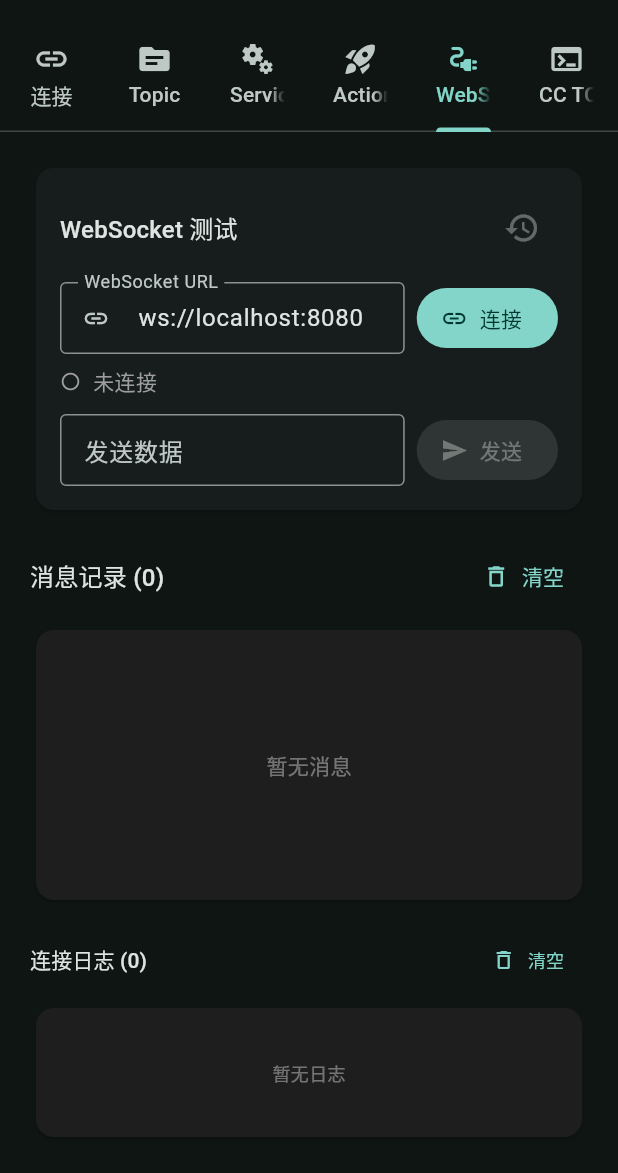
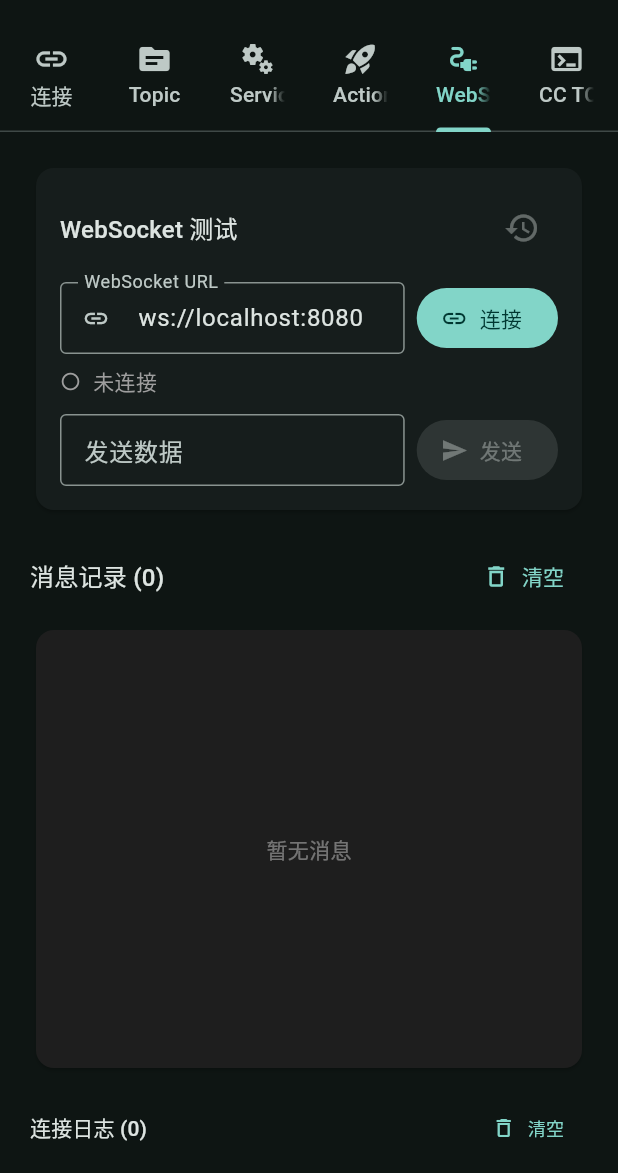
Before and after one commit to zhaaimin/ros2_web_client, a Flutter app: the screen it shows after launch, tab 5 chosen, on a phone screen of 412 x 824 dp, the part 63-1236 px from its top. Run offline on Flutter 3.47's test engine with Material 3 defaults, Android fonts, the light colour scheme and no system bars; our stand-ins replace shared_preferences.

Commit message:
所有Tab页面支持上下滚动

```diff
--- a/lib/screens/action_tab.dart
+++ b/lib/screens/action_tab.dart
@@ -115,7 +115,7 @@ class _ActionTabState extends State<ActionTab> with AutomaticKeepAliveClientMixi
     super.build(context);
     final theme = Theme.of(context);
 
-    return Padding(
+    return SingleChildScrollView(
       padding: const EdgeInsets.all(20),
       child: Column(
         crossAxisAlignment: CrossAxisAlignment.start,
@@ -205,7 +205,8 @@ class _ActionTabState extends State<ActionTab> with AutomaticKeepAliveClientMixi
           ),
           const SizedBox(height: 16),
           // Feedback and Result
-          Expanded(
+          SizedBox(
+            height: 350,
             child: Row(
               children: [
                 // Feedback
--- a/lib/screens/service_tab.dart
+++ b/lib/screens/service_tab.dart
@@ -95,7 +95,7 @@ class _ServiceTabState extends State<ServiceTab> with AutomaticKeepAliveClientMi
     super.build(context);
     final theme = Theme.of(context);
 
-    return Padding(
+    return SingleChildScrollView(
       padding: const EdgeInsets.all(20),
       child: Column(
         crossAxisAlignment: CrossAxisAlignment.start,
@@ -175,7 +175,8 @@ class _ServiceTabState extends State<ServiceTab> with AutomaticKeepAliveClientMi
           const SizedBox(height: 16),
           Text('响应结果', style: theme.textTheme.titleMedium),
           const SizedBox(height: 8),
-          Expanded(
+          SizedBox(
+            height: 350,
             child: Card(
               color: const Color(0xFF1E1E1E),
               child: _response == null
--- a/lib/screens/topic_tab.dart
+++ b/lib/screens/topic_tab.dart
@@ -111,7 +111,7 @@ class _TopicTabState extends State<TopicTab> with AutomaticKeepAliveClientMixin
     super.build(context);
     final theme = Theme.of(context);
 
-    return Padding(
+    return SingleChildScrollView(
       padding: const EdgeInsets.all(20),
       child: Column(
         crossAxisAlignment: CrossAxisAlignment.start,
@@ -228,7 +228,8 @@ class _TopicTabState extends State<TopicTab> with AutomaticKeepAliveClientMixin
             style: theme.textTheme.titleMedium,
           ),
           const SizedBox(height: 8),
-          Expanded(
+          SizedBox(
+            height: 350,
             child: Card(
               color: const Color(0xFF1E1E1E),
               child: _receivedMessages.isEmpty
--- a/lib/screens/websocket_tab.dart
+++ b/lib/screens/websocket_tab.dart
@@ -169,7 +169,7 @@ class _WebSocketTabState extends State<WebSocketTab> with AutomaticKeepAliveClie
     super.build(context);
     final theme = Theme.of(context);
 
-    return Padding(
+    return SingleChildScrollView(
       padding: const EdgeInsets.all(20),
       child: Column(
         crossAxisAlignment: CrossAxisAlignment.start,
@@ -291,8 +291,8 @@ class _WebSocketTabState extends State<WebSocketTab> with AutomaticKeepAliveClie
             ],
           ),
           const SizedBox(height: 8),
-          Expanded(
-            flex: 2,
+          SizedBox(
+            height: 300,
             child: Card(
               color: const Color(0xFF1E1E1E),
               child: _messages.isEmpty
@@ -359,8 +359,8 @@ class _WebSocketTabState extends State<WebSocketTab> with AutomaticKeepAliveClie
             ],
           ),
           const SizedBox(height: 4),
-          Expanded(
-            flex: 1,
+          SizedBox(
+            height: 200,
             child: Card(
               color: const Color(0xFF1E1E1E),
               child: _logs.isEmpty
```
Also changed, not shown: lib/screens/cc_tcp_tab.dart (+5 -5 lines), lib/screens/connection_tab.dart (+4 -3 lines).
